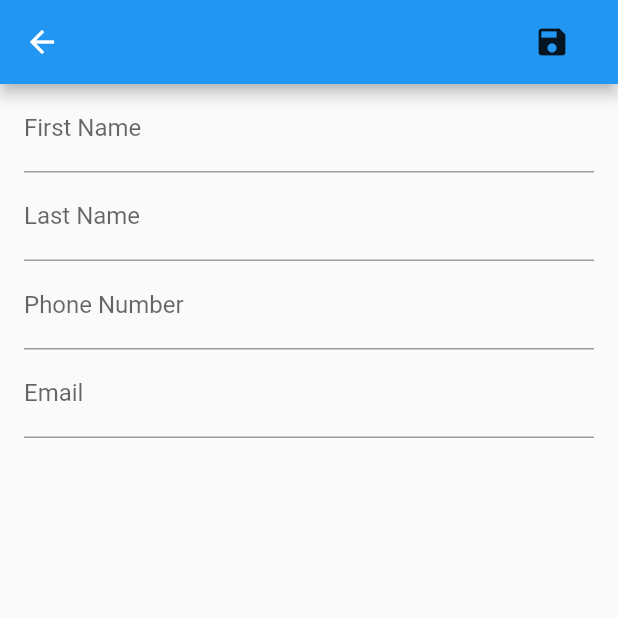
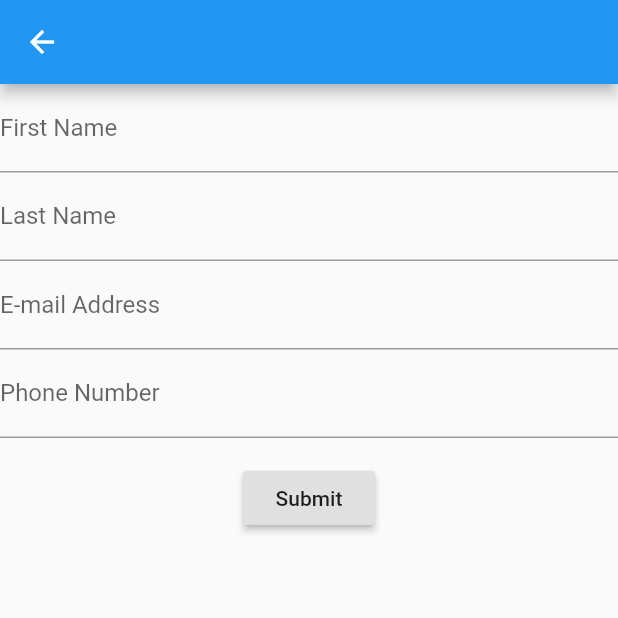
Before and after one commit to khrice/flutter-contacts, a Flutter app: the screen it shows after launch, after a tap on the "add" icon, on a phone screen of 412 x 824 dp, the top half of it. Run offline on Flutter 3.47's test engine with Material 2 defaults, Android fonts, the phone set to English and light mode, and no system bars; our stand-ins replace contacts_service, google_sign_in.

```diff
--- a/lib/contactDetails.dart
+++ b/lib/contactDetails.dart
@@ -1,28 +1,33 @@
 import 'package:flutter/material.dart';
 import 'package:contacts_service/contacts_service.dart';
+
+class _ContactData {
+  String firstName = '';
+  String lastName = '';
+  String email = '';
+  String phoneNumber = '';
+}
+
+createContact(data) {
+  Item phone =
+      new Item(label: "Phone Number", value: data.phoneNumber.toString());
+  Item email = new Item(label: "Email", value: data.email.toString());
+
+  Contact contact = new Contact(
+      givenName: data.firstName,
+      familyName: data.lastName,
+      phones: [phone],
+      emails: [email]);
+  ContactsService.addContact(contact).catchError((err) {
+    print(err);
+  });
+}
 
 class ContactDetails extends StatelessWidget {
   ContactDetails(this._contact);
   final Contact _contact;
-  final firstNameCtrl = new TextEditingController();
-  final lastNameCtrl = new TextEditingController();
-  final phoneCtrl = new TextEditingController();
-  final emailCtrl = new TextEditingController();
-
-  createContact() {
-    String firstName = firstNameCtrl.value.toString();
-    String lastName = lastNameCtrl.value.toString();
-    Item phone =
-        new Item(label: "Phone Number", value: phoneCtrl.value.toString());
-    Item email = new Item(label: "Email", value: emailCtrl.value.toString());
-    Contact contact = new Contact(
-        givenName: firstName,
-        familyName: lastName,
-        phones: [phone],
-        emails: [email]);
-    print(contact);
-    ContactsService.addContact(contact);
-  }
+  _ContactData _data = new _ContactData();
+  final GlobalKey<FormState> _formKey = new GlobalKey<FormState>();
 
   @override
   Widget build(BuildContext context) {
@@ -33,58 +38,83 @@ class ContactDetails extends StatelessWidget {
             new FlatButton(
                 child: _contact.givenName != null
                     ? new Icon(Icons.delete)
-                      : new Icon(Icons.save),
+                    : null,
                 onPressed: () {
-                    _contact.givenName != null
-                        ? ContactsService.deleteContact(_contact)
-                        : createContact();
+                  ContactsService.deleteContact(_contact);
                 })
           ]),
-        body: new SafeArea(
-          child: _contact.givenName != null
-              ? new ListView(children: <Widget>[
-                  new ListTile(
-                      title: new Text("First Name"),
-                      trailing: new Text(_contact.givenName ?? "")),
-                  new ListTile(
-                      title: new Text("Last name"),
-                      trailing: new Text(_contact.familyName ?? "")),
-                  new ListTile(
-                      title: new Text("Phone Number"),
-                      trailing: new Text(_contact.phones.toList()[0] ?? "")),
-                  new ListTile(
-                      title: new Text("Email"),
-                      trailing: new Text(_contact.emails.toList()[0] ?? "")),
-                ])
-              : new Form(
-                  key: new GlobalKey<FormState>(),
+      body: new Scrollbar(
+        child: new ContactDetailsForm(formKey: _formKey, data: _data)
+      ),
+    );
+  }
+}
+
+class ContactDetailsForm extends StatelessWidget {
+  const ContactDetailsForm({
+    Key key,
+    @required this.formKey,
+    @required this.data,
+  }) : super(key: key);
+
+  final GlobalKey<FormState> formKey;
+  final _ContactData data;
+
+  @override
+  Widget build(BuildContext context) {
+    return new SingleChildScrollView(
+      child: new Form(
+        key: formKey,
         autovalidate: false,
         child: new SingleChildScrollView(
-                    padding: const EdgeInsets.symmetric(horizontal: 16.0),
           child: new Column(
-                      crossAxisAlignment: CrossAxisAlignment.stretch,
             children: <Widget>[
               new TextFormField(
-                            controller: firstNameCtrl,
-                            decoration:
-                                const InputDecoration(labelText: "First Name")),
+                  keyboardType:
+                      TextInputType.text, // Use email input type for emails.
+                  decoration: new InputDecoration(
+                      hintText: 'John', labelText: 'First Name'),
+                  onSaved: (String value) {
+                    this.data.firstName = value;
+                  }),
               new TextFormField(
-                            controller: lastNameCtrl,
-                            decoration:
-                                const InputDecoration(labelText: "Last Name")),
+                  keyboardType:
+                      TextInputType.text, // Use email input type for emails.
+                  decoration: new InputDecoration(
+                      hintText: 'Doe', labelText: 'Last Name'),
+                  onSaved: (String value) {
+                    this.data.lastName = value;
+                  }),
               new TextFormField(
-                            controller: phoneCtrl,
-                            keyboardType: TextInputType.phone,
-                            decoration:
-                                const InputDecoration(labelText: "Phone Number")),
+                  keyboardType: TextInputType
+                      .emailAddress, // Use email input type for emails.
+                  decoration: new InputDecoration(
+                      hintText: 'you@example.com', labelText: 'E-mail Address'),
+                  onSaved: (String value) {
+                    this.data.email = value;
+                  }),
               new TextFormField(
-                            controller: emailCtrl,
-                            decoration:
-                                const InputDecoration(labelText: "Email")),
+                  keyboardType:
+                      TextInputType.phone, // Use email input type for emails.
+                  decoration: new InputDecoration(
+                      hintText: '111-222-3333', labelText: 'Phone Number'),
+                  onSaved: (String value) {
+                    this.data.phoneNumber = value;
+                  }),
+              new Padding(
+                padding: const EdgeInsets.symmetric(vertical: 16.0),
+                child: new RaisedButton(
+                  onPressed: () {
+                    formKey.currentState.save();
+                    createContact(data);
+                  },
+                  child: new Text('Submit'),
+                ),
+              ),
             ],
           ),
         ),
       ),
-        ));
+    );
   }
 }
--- a/lib/main.dart
+++ b/lib/main.dart
@@ -1,7 +1,16 @@
+import 'dart:async';
 import 'package:flutter/material.dart';
 import './contactDetails.dart';
 import './list.dart';
 import 'package:contacts_service/contacts_service.dart';
+import 'package:google_sign_in/google_sign_in.dart';
+
+GoogleSignIn _googleSignIn = new GoogleSignIn(
+  scopes: <String>[
+    'email',
+    'https://www.googleapis.com/auth/contacts.readonly',
+  ],
+);
 
 void main() => runApp(new MyApp());
 
@@ -10,7 +19,7 @@ class MyApp extends StatelessWidget {
   @override
   Widget build(BuildContext context) {
     return new MaterialApp(
-      title: 'Flutter Demo',
+      title: 'Beautiful Feet',
       theme: new ThemeData(
         // This is the theme of your application.
         //
@@ -45,6 +54,29 @@ class MyHomePage extends StatefulWidget {
   _MyHomePageState createState() => new _MyHomePageState();
 }
 class _MyHomePageState extends State<MyHomePage> {
+  GoogleSignInAccount _currentUser;
+
+  @override
+  void initState() {
+    super.initState();
+    _googleSignIn.onCurrentUserChanged.listen((GoogleSignInAccount account) {
+      setState(() {
+        _currentUser = account;
+      });
+      if (_currentUser != null) {
+
+      }
+    });
+    _googleSignIn.signInSilently();
+  }
+
+  Future<Null> _handleSignIn() async {
+    try {
+      await _googleSignIn.signIn();
+    } catch (error) {
+      print(error);
+    }
+  }
 
   void _openContact() {
     Navigator.push(
@@ -62,7 +94,16 @@ class _MyHomePageState extends State<MyHomePage> {
     // fast, so that you can just rebuild anything that needs updating rather
     // than having to individually change instances of widgets.
     return new Scaffold(
-      body: new ListDemo(),
+      body: _currentUser != null ? new ListDemo() : new Column(
+        mainAxisAlignment: MainAxisAlignment.spaceAround,
+        children: <Widget>[
+          const Text("You are not currently signed in."),
+          new RaisedButton(
+            child: const Text('SIGN IN'),
+            onPressed: _handleSignIn,
+          ),
+        ],
+      ),
       floatingActionButton: new FloatingActionButton(
         onPressed: _openContact,
         tooltip: 'CreatContact',
--- a/pubspec.yaml
+++ b/pubspec.yaml
@@ -6,6 +6,7 @@ dependencies:
     sdk: flutter
 
   contacts_service: ^0.0.6
+  google_sign_in: ^3.0.4
   # The following adds the Cupertino Icons font to your application.
   # Use with the CupertinoIcons class for iOS style icons.
   cupertino_icons: ^0.1.2
```
Also changed, not shown: lib/list.dart (+0 -18 lines), pubspec.lock, 1 other file. Lines whose indentation alone changed are shown as unchanged.
